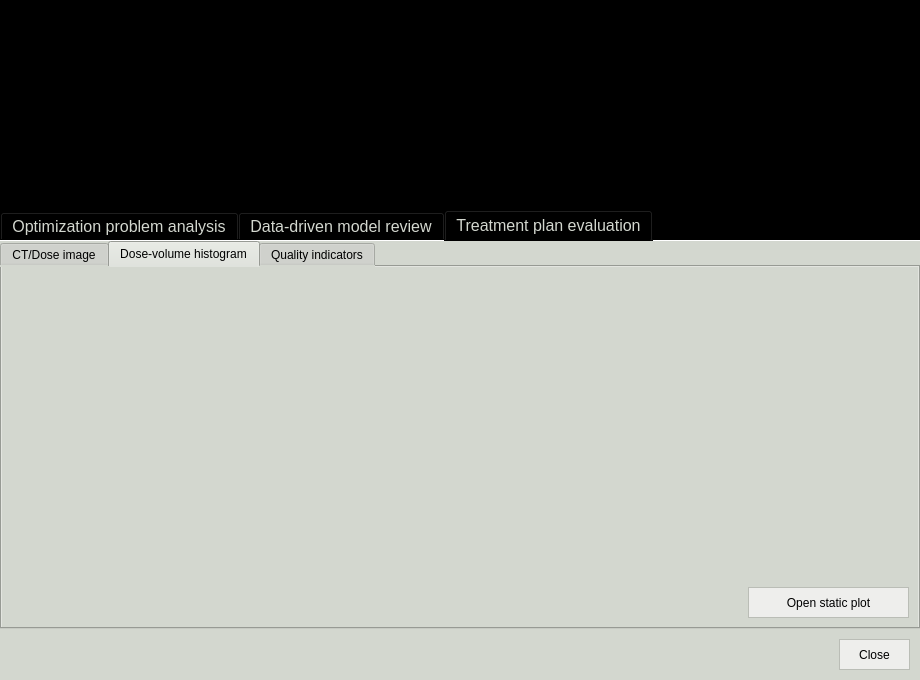
This is pyanno4rt/visualization/design/visualizer.ui in pyanno4rt/pyanno4rt as Qt 5 draws it before an edit. The edited form follows.
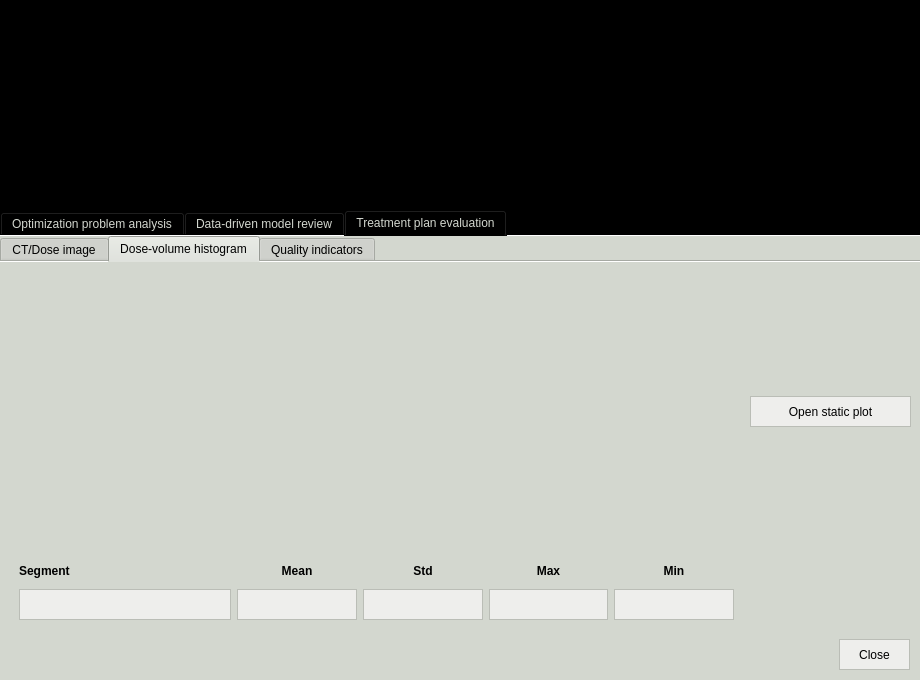
This is the edited form. The open tabs and pages were chosen to show the change. Icons and pictures are not drawn.

Commit message: Refined base module, moved style file to top level of gui module, added plan visualizations to visualizer

What changed in the file:
```diff
--- a/pyanno4rt/visualization/design/visualizer.ui
+++ b/pyanno4rt/visualization/design/visualizer.ui
@@ -100,11 +100,6 @@
             <height>0</height>
            </size>
           </property>
-          <property name="font">
-           <font>
-            <pointsize>12</pointsize>
-           </font>
-          </property>
           <property name="tabPosition">
            <enum>QTabWidget::North</enum>
           </property>
@@ -113,7 +108,7 @@
           </property>
           <property name="iconSize">
            <size>
-            <width>50</width>
+            <width>36</width>
             <height>50</height>
            </size>
           </property>
@@ -755,6 +750,9 @@
                 <property name="currentIndex">
                  <number>0</number>
                 </property>
+                <property name="documentMode">
+                 <bool>true</bool>
+                </property>
                 <widget class="QWidget" name="image_widget">
                  <attribute name="title">
                   <string>CT/Dose image</string>
@@ -859,10 +857,66 @@
                  </attribute>
                  <layout class="QVBoxLayout" name="dvh_meta_layout">
                   <item>
-                   <layout class="QVBoxLayout" name="dvh_layout">
+                   <layout class="QGridLayout" name="dvh_layout">
+                    <item row="0" column="1">
+                     <layout class="QVBoxLayout" name="dvh_options_layout">
                     <item>
-                     <layout class="QHBoxLayout" name="dvh_top_layout">
+                       <spacer name="dvh_options_vspacer_top">
+                        <property name="orientation">
+                         <enum>Qt::Vertical</enum>
+                        </property>
+                        <property name="sizeHint" stdset="0">
+                         <size>
+                          <width>20</width>
+                          <height>40</height>
+                         </size>
+                        </property>
+                       </spacer>
+                      </item>
                       <item>
+                       <widget class="QPushButton" name="open_dvh_pbutton">
+                        <property name="minimumSize">
+                         <size>
+                          <width>161</width>
+                          <height>31</height>
+                         </size>
+                        </property>
+                        <property name="maximumSize">
+                         <size>
+                          <width>161</width>
+                          <height>31</height>
+                         </size>
+                        </property>
+                        <property name="cursor">
+                         <cursorShape>PointingHandCursor</cursorShape>
+                        </property>
+                        <property name="styleSheet">
+                         <string notr="true">color: rgb(0, 0, 0);
+background-color: rgb(238, 238, 236);
+border: 1px solid;
+border-color: rgb(186, 189, 182);</string>
+                        </property>
+                        <property name="text">
+                         <string>Open static plot</string>
+                        </property>
+                       </widget>
+                      </item>
+                      <item>
+                       <spacer name="dvh_options_vspacer_bottom">
+                        <property name="orientation">
+                         <enum>Qt::Vertical</enum>
+                        </property>
+                        <property name="sizeHint" stdset="0">
+                         <size>
+                          <width>20</width>
+                          <height>40</height>
+                         </size>
+                        </property>
+                       </spacer>
+                      </item>
+                     </layout>
+                    </item>
+                    <item row="0" column="0">
                        <widget class="QWidget" name="dvh_top_widget" native="true">
                         <property name="minimumSize">
                          <size>
@@ -900,48 +954,306 @@
                         </layout>
                        </widget>
                       </item>
-                     </layout>
-                    </item>
-                    <item>
-                     <layout class="QHBoxLayout" name="dvh_bottom_layout">
-                      <item>
-                       <spacer name="dvh_bottom_hspacer">
-                        <property name="orientation">
-                         <enum>Qt::Horizontal</enum>
+                    <item row="1" column="0">
+                     <layout class="QGridLayout" name="stats_layout">
+                      <property name="leftMargin">
+                       <number>10</number>
+                      </property>
+                      <property name="rightMargin">
+                       <number>10</number>
+                      </property>
+                      <item row="0" column="0">
+                       <widget class="QLabel" name="segment_label">
+                        <property name="minimumSize">
+                         <size>
+                          <width>212</width>
+                          <height>25</height>
+                         </size>
+                        </property>
+                        <property name="maximumSize">
+                         <size>
+                          <width>16777215</width>
+                          <height>25</height>
+                         </size>
+                        </property>
+                        <property name="font">
+                         <font>
+                          <weight>75</weight>
+                          <bold>true</bold>
+                         </font>
+                        </property>
+                        <property name="styleSheet">
+                         <string notr="true">border: 0px solid;</string>
+                        </property>
+                        <property name="text">
+                         <string>Segment</string>
+                        </property>
+                        <property name="alignment">
+                         <set>Qt::AlignLeading|Qt::AlignLeft|Qt::AlignVCenter</set>
+                        </property>
+                       </widget>
+                      </item>
+                      <item row="0" column="3">
+                       <widget class="QLabel" name="maximum_label">
+                        <property name="minimumSize">
+                         <size>
+                          <width>0</width>
+                          <height>25</height>
+                         </size>
                         </property>
-                        <property name="sizeHint" stdset="0">
+                        <property name="maximumSize">
                          <size>
-                          <width>40</width>
-                          <height>20</height>
+                          <width>16777215</width>
+                          <height>25</height>
                          </size>
                         </property>
-                       </spacer>
+                        <property name="font">
+                         <font>
+                          <weight>75</weight>
+                          <bold>true</bold>
+                         </font>
+                        </property>
+                        <property name="styleSheet">
+                         <string notr="true">border: 0px solid;</string>
+                        </property>
+                        <property name="text">
+                         <string>Max</string>
+                        </property>
+                        <property name="alignment">
+                         <set>Qt::AlignCenter</set>
+                        </property>
+                       </widget>
                       </item>
-                      <item>
-                       <widget class="QPushButton" name="open_dvh_pbutton">
+                      <item row="0" column="4">
+                       <widget class="QLabel" name="minimum_label">
                         <property name="minimumSize">
                          <size>
-                          <width>161</width>
+                          <width>0</width>
+                          <height>25</height>
+                         </size>
+                        </property>
+                        <property name="maximumSize">
+                         <size>
+                          <width>16777215</width>
+                          <height>25</height>
+                         </size>
+                        </property>
+                        <property name="font">
+                         <font>
+                          <weight>75</weight>
+                          <bold>true</bold>
+                         </font>
+                        </property>
+                        <property name="styleSheet">
+                         <string notr="true">border: 0px solid;</string>
+                        </property>
+                        <property name="text">
+                         <string>Min</string>
+                        </property>
+                        <property name="alignment">
+                         <set>Qt::AlignCenter</set>
+                        </property>
+                       </widget>
+                      </item>
+                      <item row="0" column="2">
+                       <widget class="QLabel" name="std_label">
+                        <property name="minimumSize">
+                         <size>
+                          <width>0</width>
+                          <height>25</height>
+                         </size>
+                        </property>
+                        <property name="maximumSize">
+                         <size>
+                          <width>16777215</width>
+                          <height>25</height>
+                         </size>
+                        </property>
+                        <property name="font">
+                         <font>
+                          <weight>75</weight>
+                          <bold>true</bold>
+                         </font>
+                        </property>
+                        <property name="styleSheet">
+                         <string notr="true">border: 0px solid;</string>
+                        </property>
+                        <property name="text">
+                         <string>Std</string>
+                        </property>
+                        <property name="alignment">
+                         <set>Qt::AlignCenter</set>
+                        </property>
+                       </widget>
+                      </item>
+                      <item row="0" column="1">
+                       <widget class="QLabel" name="mean_label">
+                        <property name="minimumSize">
+                         <size>
+                          <width>0</width>
+                          <height>25</height>
+                         </size>
+                        </property>
+                        <property name="maximumSize">
+                         <size>
+                          <width>16777215</width>
+                          <height>25</height>
+                         </size>
+                        </property>
+                        <property name="font">
+                         <font>
+                          <weight>75</weight>
+                          <bold>true</bold>
+                         </font>
+                        </property>
+                        <property name="styleSheet">
+                         <string notr="true">border: 0px solid;</string>
+                        </property>
+                        <property name="text">
+                         <string>Mean</string>
+                        </property>
+                        <property name="alignment">
+                         <set>Qt::AlignCenter</set>
+                        </property>
+                       </widget>
+                      </item>
+                      <item row="1" column="0">
+                       <widget class="QLineEdit" name="segment_ledit">
+                        <property name="sizePolicy">
+                         <sizepolicy hsizetype="MinimumExpanding" vsizetype="Fixed">
+                          <horstretch>0</horstretch>
+                          <verstretch>0</verstretch>
+                         </sizepolicy>
+                        </property>
+                        <property name="minimumSize">
+                         <size>
+                          <width>212</width>
                           <height>31</height>
                          </size>
                         </property>
                         <property name="maximumSize">
                          <size>
-                          <width>161</width>
+                          <width>212</width>
                           <height>31</height>
                          </size>
                         </property>
-                        <property name="cursor">
-                         <cursorShape>PointingHandCursor</cursorShape>
+                        <property name="styleSheet">
+                         <string notr="true">color: rgb(0, 0, 0);
+background-color: rgb(238, 238, 236);
+border: 1px solid;
+border-color: rgb(186, 189, 182);</string>
                         </property>
+                        <property name="alignment">
+                         <set>Qt::AlignCenter</set>
+                        </property>
+                        <property name="readOnly">
+                         <bool>true</bool>
+                        </property>
+                       </widget>
+                      </item>
+                      <item row="1" column="1">
+                       <widget class="QLineEdit" name="mean_ledit">
+                        <property name="minimumSize">
+                         <size>
+                          <width>0</width>
+                          <height>31</height>
+                         </size>
+                        </property>
+                        <property name="maximumSize">
+                         <size>
+                          <width>16777215</width>
+                          <height>31</height>
+                         </size>
+                        </property>
                         <property name="styleSheet">
                          <string notr="true">color: rgb(0, 0, 0);
 background-color: rgb(238, 238, 236);
 border: 1px solid;
 border-color: rgb(186, 189, 182);</string>
                         </property>
-                        <property name="text">
-                         <string>Open static plot</string>
+                        <property name="alignment">
+                         <set>Qt::AlignCenter</set>
+                        </property>
+                        <property name="readOnly">
+                         <bool>true</bool>
+                        </property>
+                       </widget>
+                      </item>
+                      <item row="1" column="2">
+                       <widget class="QLineEdit" name="std_ledit">
+                        <property name="minimumSize">
+                         <size>
+                          <width>0</width>
+                          <height>31</height>
+                         </size>
+                        </property>
+                        <property name="maximumSize">
+                         <size>
+                          <width>16777215</width>
+                          <height>31</height>
+                         </size>
+                        </property>
+                        <property name="styleSheet">
+                         <string notr="true">color: rgb(0, 0, 0);
+background-color: rgb(238, 238, 236);
+border: 1px solid;
+border-color: rgb(186, 189, 182);</string>
+                        </property>
+                        <property name="alignment">
+                         <set>Qt::AlignCenter</set>
+                        </property>
+                        <property name="readOnly">
+                         <bool>true</bool>
+                        </property>
+                       </widget>
+                      </item>
+                      <item row="1" column="3">
+                       <widget class="QLineEdit" name="maximum_ledit">
+                        <property name="minimumSize">
+                         <size>
+                          <width>0</width>
+                          <height>31</height>
+                         </size>
+                        </property>
+                        <property name="maximumSize">
+                         <size>
+                          <width>16777215</width>
+                          <height>31</height>
+                         </size>
+                        </property>
+                        <property name="styleSheet">
+                         <string notr="true">color: rgb(0, 0, 0);
+background-color: rgb(238, 238, 236);
+border: 1px solid;
+border-color: rgb(186, 189, 182);</string>
+                        </property>
+                        <property name="alignment">
+                         <set>Qt::AlignCenter</set>
+                        </property>
+                        <property name="readOnly">
+                         <bool>true</bool>
+                        </property>
+                       </widget>
+                      </item>
+                      <item row="1" column="4">
+                       <widget class="QLineEdit" name="minimum_ledit">
+                        <property name="minimumSize">
+                         <size>
+                          <width>0</width>
+                          <height>31</height>
+                         </size>
+                        </property>
+                        <property name="styleSheet">
+                         <string notr="true">color: rgb(0, 0, 0);
+background-color: rgb(238, 238, 236);
+border: 1px solid;
+border-color: rgb(186, 189, 182);</string>
+                        </property>
+                        <property name="alignment">
+                         <set>Qt::AlignCenter</set>
+                        </property>
+                        <property name="readOnly">
+                         <bool>true</bool>
                         </property>
                        </widget>
                       </item>
```
Left out of the diff: 589 changed lines with no effect on the pictures. Lines whose indentation alone changed are shown as unchanged. The commit also changes 48 other files.
